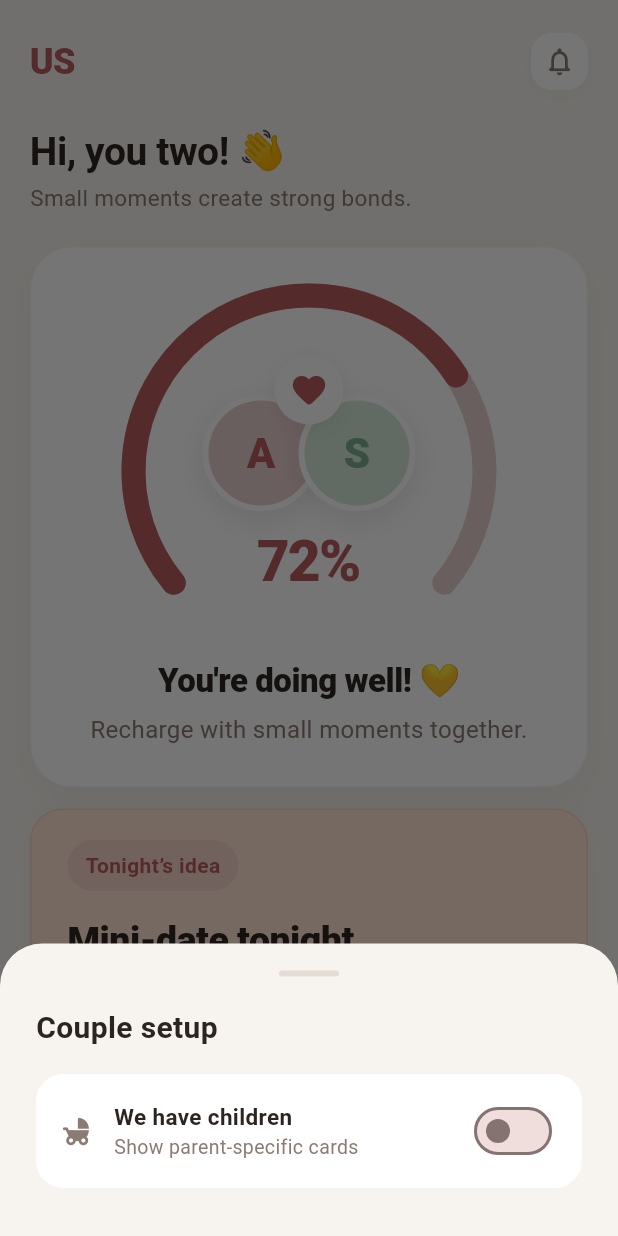
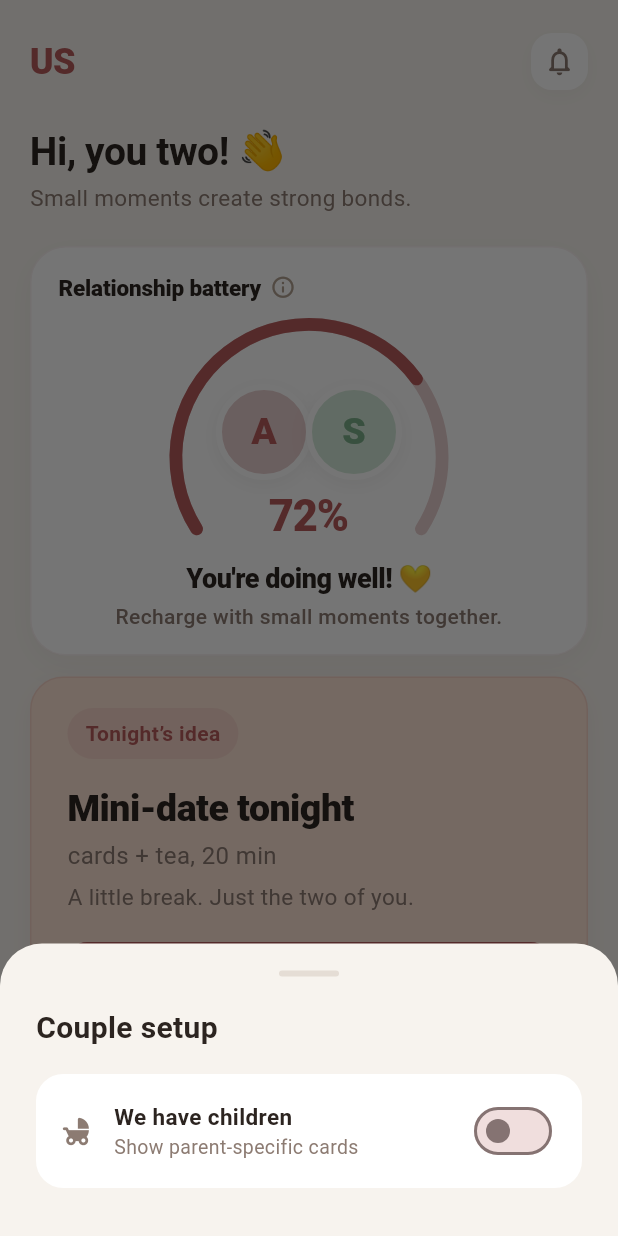
Before and after one commit to mirnoah4-beep/US, a Flutter app: the screen it shows after launch, after a tap on the "notifications none" icon, on a phone screen of 412 x 824 dp. Run offline on Flutter 3.47's test engine with Material 3 defaults, Android fonts, the phone set to English and light mode, and no system bars; Roboto replaces fonts that are missing (SF Pro Display).

Commit message:
Balance relationship battery ring design

```diff
--- a/lib/widgets/relationship_battery_card.dart
+++ b/lib/widgets/relationship_battery_card.dart
@@ -1,5 +1,6 @@
 import 'dart:math' as math;
 import 'package:flutter/material.dart';
+
 import '../theme/app_theme.dart';
 
 class RelationshipBatteryCard extends StatelessWidget {
@@ -16,150 +17,155 @@ class RelationshipBatteryCard extends StatelessWidget {
 
   @override
   Widget build(BuildContext context) {
+    final progress = percent.clamp(0, 100) / 100.0;
+
     return Container(
       width: double.infinity,
       decoration: BoxDecoration(
         color: AppTheme.white,
-        borderRadius: BorderRadius.circular(28),
+        borderRadius: BorderRadius.circular(24),
         border: Border.all(
           color: AppTheme.accentRose.withValues(alpha: 0.08),
         ),
         boxShadow: [
           BoxShadow(
-            color: AppTheme.textPrimary.withValues(alpha: 0.05),
-            blurRadius: 22,
-            offset: const Offset(0, 8),
+            color: AppTheme.textPrimary.withValues(alpha: 0.045),
+            blurRadius: 18,
+            offset: const Offset(0, 6),
           ),
         ],
       ),
-      padding: const EdgeInsets.fromLTRB(20, 24, 20, 26),
+      padding: const EdgeInsets.fromLTRB(18, 16, 18, 16),
       child: Column(
         children: [
+          const Row(
+            children: [
+              Text(
+                'Relationship battery',
+                style: TextStyle(
+                  color: AppTheme.textPrimary,
+                  fontSize: 15,
+                  fontWeight: FontWeight.w800,
+                  letterSpacing: -0.1,
+                ),
+              ),
+              SizedBox(width: 6),
+              Icon(
+                Icons.info_outline_rounded,
+                color: AppTheme.textMuted,
+                size: 17,
+              ),
+            ],
+          ),
+          const SizedBox(height: 10),
           SizedBox(
-            width: 250,
-            height: 250,
+            width: 186,
+            height: 160,
             child: Stack(
               alignment: Alignment.center,
               children: [
                 CustomPaint(
-                  size: const Size(250, 250),
-                  painter: _ConnectionRingPainter(percent / 100),
+                  size: const Size(186, 160),
+                  painter: _ConnectionRingPainter(progress),
                 ),
                 Positioned(
-                  top: 70,
-                  child: _buildCoupleAvatars(),
-                ),
-                Positioned(
-                  top: 48,
-                  child: Container(
-                    width: 46,
-                    height: 46,
-                    decoration: BoxDecoration(
-                      color: AppTheme.white,
-                      borderRadius: BorderRadius.circular(99),
-                      boxShadow: [
-                        BoxShadow(
-                          color: AppTheme.textPrimary.withValues(alpha: 0.08),
-                          blurRadius: 12,
-                          offset: const Offset(0, 4),
+                  top: 43,
+                  child: SizedBox(
+                    width: 132,
+                    height: 66,
+                    child: Stack(
+                      clipBehavior: Clip.none,
+                      alignment: Alignment.center,
+                      children: [
+                        Positioned(
+                          left: 4,
+                          child: _AvatarBubble(
+                            initial: 'A',
+                            background: AppTheme.accentRoseLight,
+                            foreground: AppTheme.accentRose,
+                          ),
+                        ),
+                        Positioned(
+                          right: 4,
+                          child: _AvatarBubble(
+                            initial: 'S',
+                            background: AppTheme.accentGreenLight,
+                            foreground: AppTheme.accentGreen,
+                          ),
                         ),
                       ],
-                    ),
-                    child: const Icon(
-                      Icons.favorite_rounded,
-                      color: AppTheme.accentRose,
-                      size: 26,
                     ),
                   ),
                 ),
                 Positioned(
-                  bottom: 38,
+                  bottom: 8,
                   child: Text(
                     '$percent%',
                     style: const TextStyle(
                       color: AppTheme.accentRose,
-                      fontSize: 38,
-                      fontWeight: FontWeight.w800,
-                      letterSpacing: -1.2,
+                      fontSize: 29,
+                      fontWeight: FontWeight.w900,
+                      letterSpacing: -0.8,
                     ),
                   ),
                 ),
               ],
             ),
           ),
-          const SizedBox(height: 2),
+          const SizedBox(height: 4),
           Text(
             statusLine,
             textAlign: TextAlign.center,
             style: const TextStyle(
               color: AppTheme.textPrimary,
-              fontSize: 22,
-              fontWeight: FontWeight.w800,
-              height: 1.15,
+              fontSize: 18,
+              fontWeight: FontWeight.w900,
+              height: 1.12,
               letterSpacing: -0.3,
             ),
           ),
-          const SizedBox(height: 10),
+          const SizedBox(height: 6),
           Text(
             message,
             textAlign: TextAlign.center,
             style: const TextStyle(
               color: AppTheme.textSecondary,
-              fontSize: 16,
-              height: 1.35,
+              fontSize: 14,
+              height: 1.25,
+              fontWeight: FontWeight.w500,
             ),
           ),
         ],
       ),
     );
   }
+}
 
-  Widget _buildCoupleAvatars() {
-    return SizedBox(
-      width: 178,
-      height: 86,
-      child: Stack(
-        clipBehavior: Clip.none,
-        alignment: Alignment.center,
-        children: [
-          Positioned(
-            left: 18,
-            child: _avatar(
-              initial: 'A',
-              background: AppTheme.accentRoseLight,
-              foreground: AppTheme.accentRose,
-            ),
-          ),
-          Positioned(
-            right: 18,
-            child: _avatar(
-              initial: 'S',
-              background: AppTheme.accentGreenLight,
-              foreground: AppTheme.accentGreen,
-            ),
-          ),
-        ],
-      ),
-    );
-  }
+class _AvatarBubble extends StatelessWidget {
+  final String initial;
+  final Color background;
+  final Color foreground;
 
-  Widget _avatar({
-    required String initial,
-    required Color background,
-    required Color foreground,
-  }) {
+  const _AvatarBubble({
+    required this.initial,
+    required this.background,
+    required this.foreground,
+  });
+
+  @override
+  Widget build(BuildContext context) {
     return Container(
-      width: 78,
-      height: 78,
+      width: 64,
+      height: 64,
       decoration: BoxDecoration(
         color: background,
-        borderRadius: BorderRadius.circular(99),
+        shape: BoxShape.circle,
         border: Border.all(color: AppTheme.white, width: 4),
         boxShadow: [
           BoxShadow(
-            color: AppTheme.textPrimary.withValues(alpha: 0.10),
-            blurRadius: 16,
-            offset: const Offset(0, 6),
+            color: AppTheme.textPrimary.withValues(alpha: 0.055),
+            blurRadius: 10,
+            offset: const Offset(0, 3),
           ),
         ],
       ),
@@ -168,7 +174,7 @@ class RelationshipBatteryCard extends StatelessWidget {
           initial,
           style: TextStyle(
             color: foreground,
-            fontSize: 28,
+            fontSize: 25,
             fontWeight: FontWeight.w900,
           ),
         ),
@@ -180,13 +186,17 @@ class RelationshipBatteryCard extends StatelessWidget {
 class _ConnectionRingPainter extends CustomPainter {
   final double progress;
 
-  _ConnectionRingPainter(this.progress);
+  const _ConnectionRingPainter(this.progress);
 
   @override
   void paint(Canvas canvas, Size size) {
-    const strokeWidth = 16.0;
-    final center = Offset(size.width / 2, size.height / 2);
-    final radius = (math.min(size.width, size.height) - strokeWidth) / 2;
+    const strokeWidth = 8.5;
+    final center = Offset(size.width / 2, size.width / 2);
+    final radius = (size.width - strokeWidth) / 2;
+    final rect = Rect.fromCircle(center: center, radius: radius);
+
+    const startAngle = math.pi * 0.82;
+    const totalSweep = math.pi * 1.36;
 
     final bgPaint = Paint()
       ..color = AppTheme.accentRoseLight
@@ -200,10 +210,8 @@ class _ConnectionRingPainter extends CustomPainter {
       ..strokeWidth = strokeWidth
       ..strokeCap = StrokeCap.round;
 
-    final rect = Rect.fromCircle(center: center, radius: radius);
-
-    canvas.drawArc(rect, math.pi * 0.78, math.pi * 1.44, false, bgPaint);
-    canvas.drawArc(rect, math.pi * 0.78, math.pi * 1.44 * progress, false, progressPaint);
+    canvas.drawArc(rect, startAngle, totalSweep, false, bgPaint);
+    canvas.drawArc(rect, startAngle, totalSweep * progress, false, progressPaint);
   }
 
   @override
```
